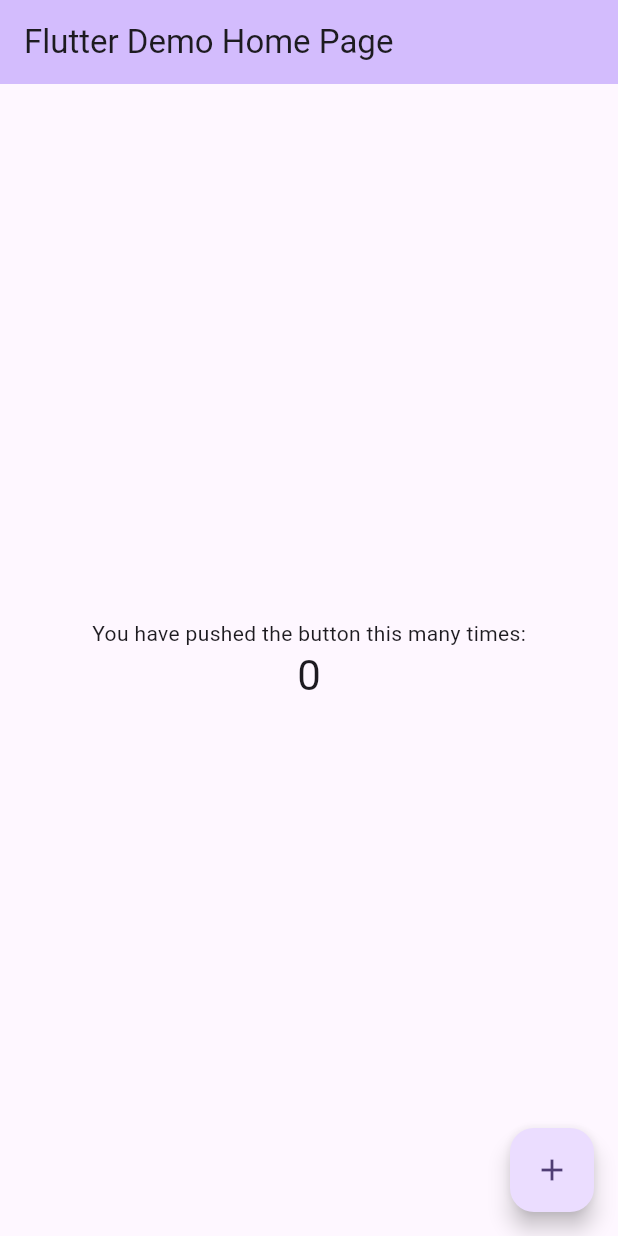
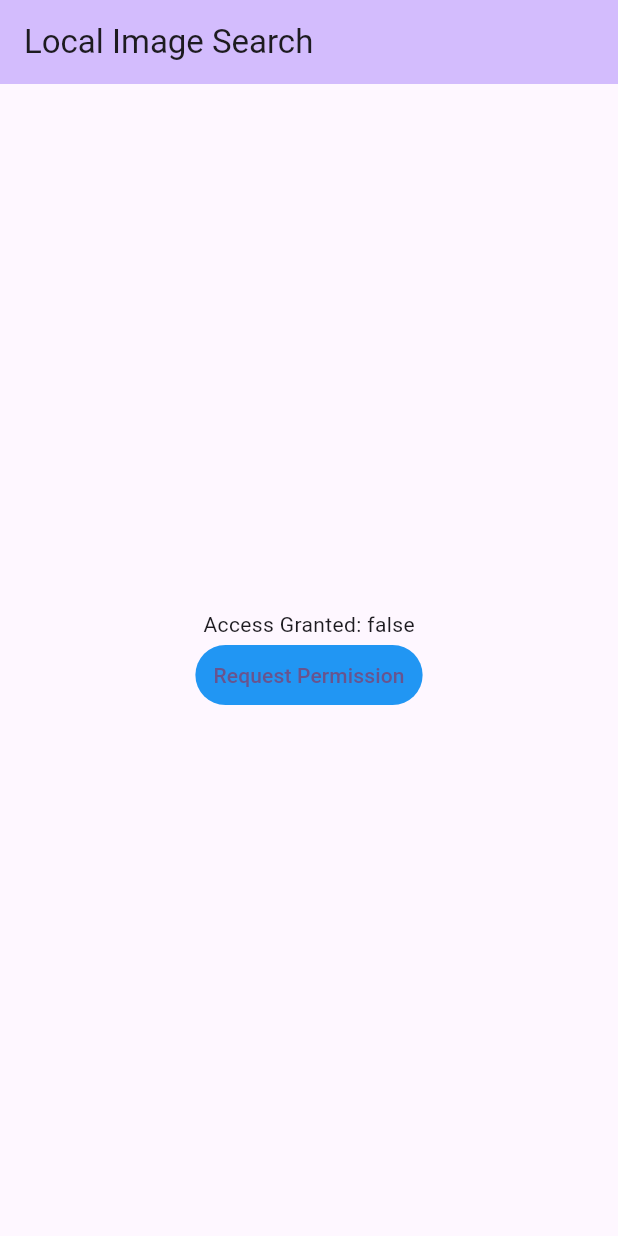
Before and after one commit to minhnguyenquang1709/mobile-image-search, a Flutter app: the screen it shows after launch, on a phone screen of 412 x 824 dp. Run offline on Flutter 3.47's test engine with Material 3 defaults, Android fonts, the light colour scheme and no system bars; our stand-ins replace device_info_plus, permission_handler; missing offline and left inert: photo_manager.

Commit message:
✨ feat: implement gallery access permissions and services

```diff
--- a/lib/main.dart
+++ b/lib/main.dart
@@ -1,12 +1,29 @@
 import 'package:flutter/material.dart';
+import 'package:mobile_image_search/repository/app_repository.dart';
+import 'package:mobile_image_search/service/indexing_queue_service.dart';
 import 'package:mobile_image_search/service/photo_gallery_service.dart';
+import 'package:mobile_image_search/service/vector_store_service.dart';
 
-void main() {
-  runApp(const MyApp());
+void main() async {
+  WidgetsFlutterBinding.ensureInitialized();
+
+  // init services
+  final photoGalleryService = PhotoGalleryService();
+  final vectorStoreService = VectorStoreService();
+  final indexingQueueService = IndexingQueueService();
+
+  // init app repository
+  final appRepo = AppRepository(
+    photoGalleryService: photoGalleryService,
+    vectorStoreService: vectorStoreService,
+    indexingQueueService: indexingQueueService,
+  );
+  runApp(MyApp(repository: appRepo));
 }
 
 class MyApp extends StatelessWidget {
-  const MyApp({super.key});
+  final AppRepository repository;
+  const MyApp({super.key, required this.repository});
 
   @override
   Widget build(BuildContext context) {
@@ -15,7 +32,7 @@
       theme: ThemeData(
         colorScheme: ColorScheme.fromSeed(seedColor: Colors.deepPurple),
       ),
-      home: MyHomePage(title: 'Flutter Demo Home Page'),
+      home: MyHomePage(title: 'Local Image Search'),
     );
   }
 }
@@ -25,18 +42,16 @@
 
   final String title;
 
-  final Photogalleryservice photoGalleryService = Photogalleryservice();
+  final PhotoGalleryService photoGalleryService = PhotoGalleryService();
 
   @override
   State<MyHomePage> createState() => _MyHomePageState();
 }
 
 class _MyHomePageState extends State<MyHomePage> {
-  int _counter = 0;
-
-  void _incrementCounter() {
-    setState(() {
-      _counter++;
+  void requestPermission() {
+    widget.photoGalleryService.requestGalleryAccess().then((granted) {
+      setState(() {});
     });
   }
 
@@ -51,19 +66,24 @@
         child: Column(
           mainAxisAlignment: MainAxisAlignment.center,
           children: <Widget>[
-            const Text('You have pushed the button this many times:'),
             Text(
-              '$_counter',
-              style: Theme.of(context).textTheme.headlineMedium,
+              "Access Granted: ${widget.photoGalleryService.isGalleryAccessGranted}",
+            ),
+            Builder(
+              builder: (context) {
+                if (widget.photoGalleryService.isGalleryAccessGranted) {
+                  return const Text("Permission already granted");
+                }
+                return TextButton(
+                  onPressed: requestPermission,
+                  style: TextButton.styleFrom(backgroundColor: Colors.blue),
+                  child: Text("Request Permission"),
+                );
+              },
             ),
           ],
         ),
       ),
-      floatingActionButton: FloatingActionButton(
-        onPressed: _incrementCounter,
-        tooltip: 'Increment',
-        child: const Icon(Icons.add),
-      ), // This trailing comma makes auto-formatting nicer for build methods.
     );
   }
 }
--- a/lib/repository/app_repository.dart
+++ b/lib/repository/app_repository.dart
@@ -1 +1,21 @@
-class AppRepository {}
+import 'package:mobile_image_search/service/indexing_queue_service.dart';
+import 'package:mobile_image_search/service/photo_gallery_service.dart';
+import 'package:mobile_image_search/service/vector_store_service.dart';
+
+class AppRepository {
+  final PhotoGalleryService _photoGalleryService;
+  final VectorStoreService _vectorStoreService;
+  final IndexingQueueService _indexingQueueService;
+
+  AppRepository({
+    required PhotoGalleryService photoGalleryService,
+    required VectorStoreService vectorStoreService,
+    required IndexingQueueService indexingQueueService,
+  }) : _photoGalleryService = photoGalleryService,
+       _vectorStoreService = vectorStoreService,
+       _indexingQueueService = indexingQueueService;
+
+  get isPermissionGranted => _photoGalleryService.isGalleryAccessGranted;
+
+  Future<void> syncApp() async {}
+}
--- a/lib/service/photo_gallery_service.dart
+++ b/lib/service/photo_gallery_service.dart
@@ -1,18 +1,77 @@
+import 'dart:io';
+
+import 'package:device_info_plus/device_info_plus.dart';
+import 'package:mobile_image_search/utils/logger.dart';
+import 'package:permission_handler/permission_handler.dart';
 import 'package:photo_manager/photo_manager.dart';
 
-class Photogalleryservice {
-  static final Photogalleryservice _instance = Photogalleryservice._internal();
+class PhotoGalleryService {
+  static final PhotoGalleryService _instance = PhotoGalleryService._internal();
 
   bool isGalleryAccessGranted = false;
   bool isGallerySynced = false;
 
-  factory Photogalleryservice() {
+  factory PhotoGalleryService() {
     return _instance;
   }
 
-  Photogalleryservice._internal();
+  PhotoGalleryService._internal();
 
-  void requestGalleryAccess() {}
+  Future<void> requestGalleryAccess() async {
+    if (Platform.isAndroid) {
+      final androidInfo = await DeviceInfoPlugin().androidInfo;
+      int sdkInt = androidInfo.version.sdkInt;
+
+      if (sdkInt < 33) {
+        final storagePermission = await Permission.storage.status;
+        if (storagePermission.isGranted) {
+          isGalleryAccessGranted = true;
+        }
+        if (storagePermission.isDenied) {
+          final status = await Permission.storage.request();
+
+          isGalleryAccessGranted = status.isGranted;
+          debugLogger.printLog(
+            'Gallery access granted: $isGalleryAccessGranted',
+          );
+        }
+        if (storagePermission.isPermanentlyDenied ||
+            storagePermission.isRestricted) {
+          // Open app settings so the user can grant permission
+          await openAppSettings();
+        }
+      } else {
+        // For Android 13 and above, use photos permission
+        final photoStorage = await Permission.photos.status;
+        if (photoStorage.isGranted) {
+          isGalleryAccessGranted = true;
+        }
+        if (photoStorage.isDenied) {
+          final status = await Permission.photos.request();
+          isGalleryAccessGranted = status.isGranted;
+          debugLogger.printLog(
+            'Gallery access granted: $isGalleryAccessGranted',
+          );
+        }
+        if (photoStorage.isPermanentlyDenied || photoStorage.isRestricted) {
+          await openAppSettings();
+        }
+      }
+    } else if (Platform.isIOS) {
+      final photoStorage = await Permission.photos.status;
+      if (photoStorage.isGranted) {
+        isGalleryAccessGranted = true;
+      }
+      if (photoStorage.isDenied) {
+        final status = await Permission.photos.request();
+        isGalleryAccessGranted = status.isGranted;
+        debugLogger.printLog('Gallery access granted: $isGalleryAccessGranted');
+      }
+      if (photoStorage.isPermanentlyDenied || photoStorage.isRestricted) {
+        await openAppSettings();
+      }
+    }
+  }
 
   void syncGallery() {}
 }
--- a/lib/service/vector_store_service.dart
+++ b/lib/service/vector_store_service.dart
@@ -0,0 +1 @@
+class VectorStoreService {}
--- a/lib/utils/logger.dart
+++ b/lib/utils/logger.dart
@@ -22,3 +22,5 @@ class Logger {
     if (!mute) log(msg);
   }
 }
+
+final debugLogger = Logger('debug');
--- a/pubspec.yaml
+++ b/pubspec.yaml
@@ -38,6 +38,8 @@ dependencies:
   objectbox: ^5.1.0
   photo_manager: ^3.8.3
   objectbox_flutter_libs: ^5.1.0
+  permission_handler: ^12.0.1
+  device_info_plus: ^12.3.0
 
 dev_dependencies:
   flutter_test:
```
Also changed, not shown: pubspec.lock, 6 other files.
